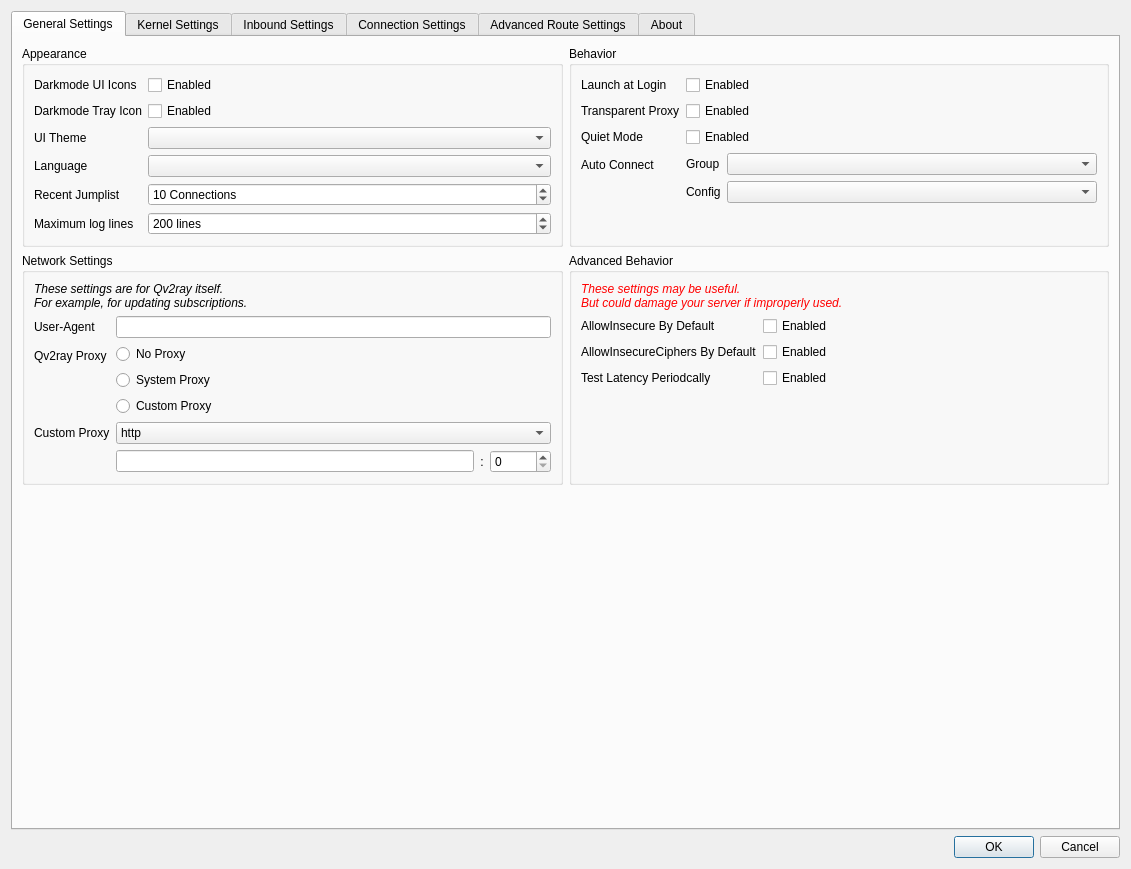
First picture: the form in src/ui/windows/w_PreferencesWindow.ui, repository Qv2ray/Qv2ray, before the edit.
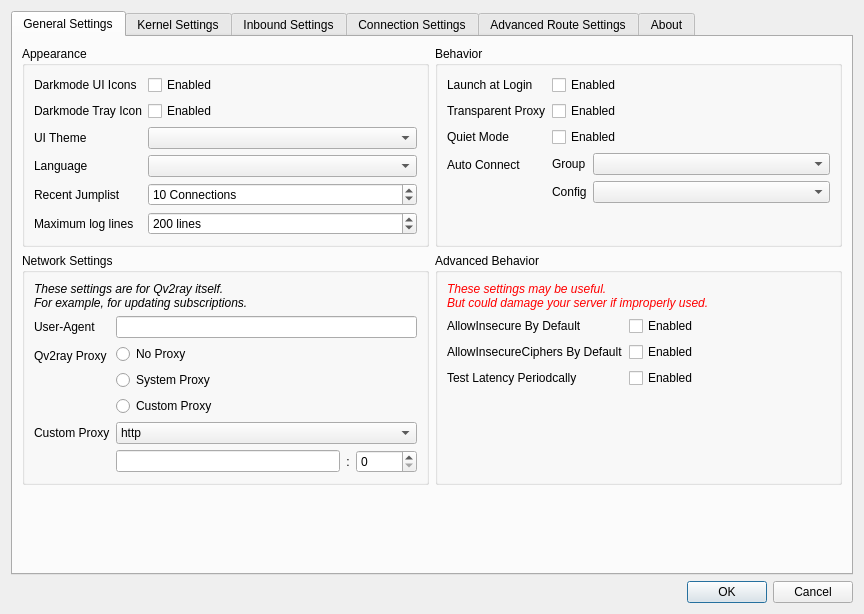
Second picture: the form after the edit. Icons and pictures are not drawn.

Commit message: revert automatic geometry change

```diff
--- a/src/ui/windows/w_PreferencesWindow.ui
+++ b/src/ui/windows/w_PreferencesWindow.ui
@@ -9,8 +9,8 @@
    <rect>
     <x>0</x>
     <y>0</y>
-    <width>1131</width>
-    <height>869</height>
+    <width>864</width>
+    <height>614</height>
    </rect>
   </property>
   <property name="windowTitle">
```
